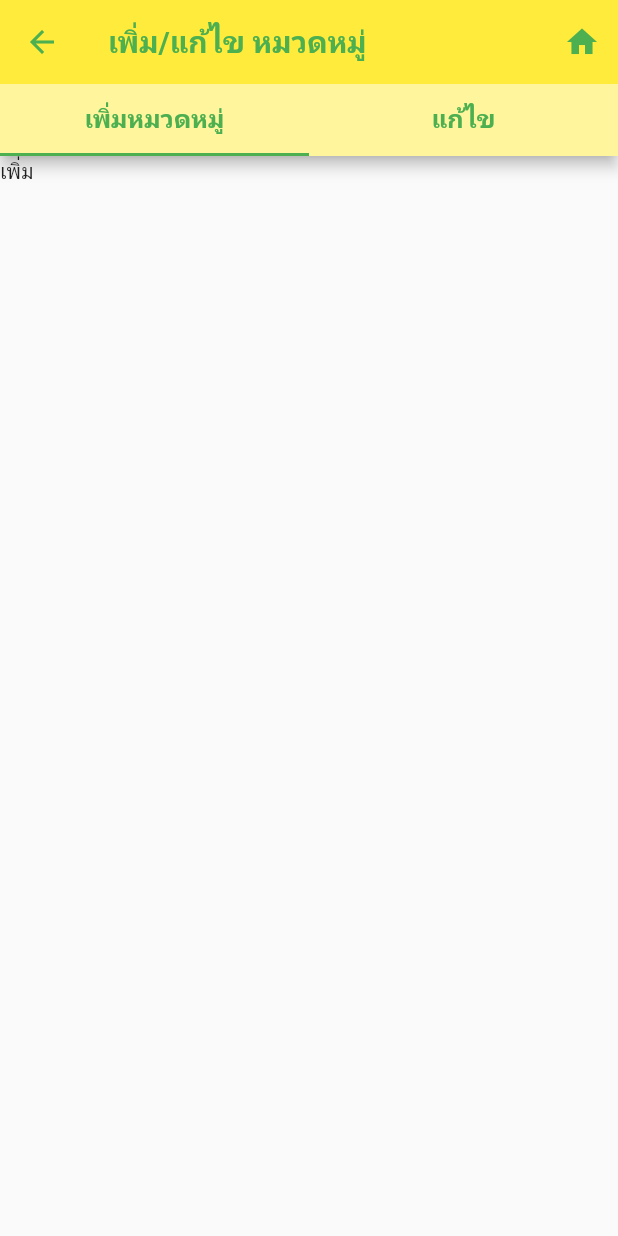
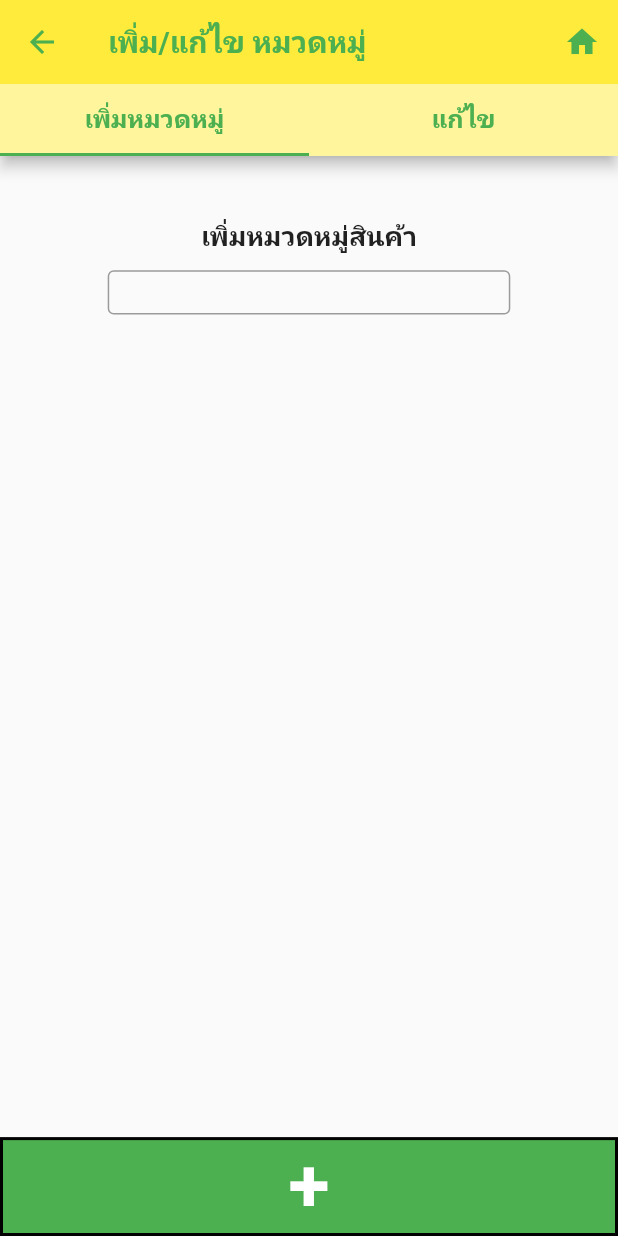
Before and after one commit to payakburapa/MYBUSI, a Flutter app: the EditStock screen opened directly, after a tap on "เพิ่ม/แก้ไข", on a phone screen of 412 x 824 dp. Run offline on Flutter 3.47's test engine with Material 2 defaults, Android fonts, the phone set to English and light mode, and no system bars; our stand-ins replace pie_chart, syncfusion_flutter_charts; missing offline and left inert: flutter_barcode_scanner.

Commit message:
ีupdate button add category

```diff
--- a/lib/stock/add-edit_cate.dart
+++ b/lib/stock/add-edit_cate.dart
@@ -1,9 +1,10 @@
-//หน้าคลังสินค้า
+//หน้าเพิ่มและแก้ไข category
+
+import 'package:flutter/cupertino.dart';
 import 'package:flutter/material.dart';
+import 'package:mybusi/checkout/button.dart';
 import 'package:mybusi/module/main_page.dart';
-import 'package:mybusi/module/listmenu.dart';
-import 'package:mybusi/stock/edit_stock.dart';
-import 'package:mybusi/stock/report_stock.dart';
+import 'package:mybusi/stock/add_button.dart';
 
 class AddEditCate extends StatelessWidget{
   TabBar get _tabBar => TabBar(
@@ -44,26 +45,77 @@ class AddEditCate extends StatelessWidget{
           child: TabBarView(
             children: <Widget>[
               Container(
-                //child: EditStock(),
-                child: Text('เพิ่ม')
+                child: AddCate(),
               ),
               Container(
-                //child: ReportStock(),
-                child: Text('แก้ไข')
+                child: EditCate(),
               ),
             ],
           ),
-        ),
-        bottomNavigationBar: new Theme(
-            data: Theme.of(context).copyWith(),
-            child:Row(
-              children: [
-                //Calendar(),
-                //Button()
-              ],
-            )
         ),
       ),
     );
   }
 }
+
+class AddCate extends StatelessWidget {
+  @override
+  Widget build(BuildContext context) {
+    return Scaffold(
+      body: Center(
+        child: Column(
+          children: [
+            SizedBox(height: MediaQuery.of(context).size.height*0.05),
+            Text("เพิ่มหมวดหมู่สินค้า",style:TextStyle(fontWeight:FontWeight.bold,fontSize: 18)),
+            Container(
+              padding: EdgeInsets.symmetric(vertical: 10.0, horizontal: 10.0),
+              width: MediaQuery.of(context).size.width * 0.7,
+              height: MediaQuery.of(context).size.height * 0.06,
+              child: TextField(
+                //initialValue: '200',
+                decoration: InputDecoration(
+                  // labelText: 'Label text',
+                  // errorText: 'Error message',
+                  border: OutlineInputBorder(),
+                  // suffixIcon: Icon(
+                  //   Icons.error,
+                  // ),
+                ),
+              ),
+            ),
+          ],
+        ),
+      ),
+      bottomNavigationBar: Row(
+        children: <Widget>[
+          Container(
+            constraints: BoxConstraints.expand(
+              width: MediaQuery.of(context).size.width * 1,
+              height: MediaQuery.of(context).size.height * 0.08,
+            ),
+            decoration: BoxDecoration(
+                color: Colors.green,
+                border: Border.all(color: Colors.black,width: 2)
+            ),
+            child: TextButton(
+              style: TextButton.styleFrom(
+                padding: const EdgeInsets.only(left: 0.0,top: 0.0,right: 0.0,bottom: 0.0),
+              ),
+              onPressed: () {  },
+              child: Text("+" , style: TextStyle(fontWeight: FontWeight.bold,color: Colors.white,fontSize: 50))
+            ),
+          )
+        ],
+      ),
+    );
+  }
+}
+
+class EditCate extends StatelessWidget {
+  @override
+  Widget build(BuildContext context) {
+    return Container(
+
+    );
+  }
+}
--- a/lib/stock/edit_stock.dart
+++ b/lib/stock/edit_stock.dart
@@ -1,3 +1,4 @@
+//คลังสินค้า
 import 'dart:async';
 import 'package:flutter/material.dart';
 import 'package:mybusi/stock/add_button.dart';
@@ -620,14 +621,30 @@ class _TabEditStock extends State<EditStock> {
           ],
         ),
       ),
-      bottomNavigationBar: new Theme(
-          data: Theme.of(context).copyWith(),
-          child:Row(
-            children: [
-              AddButton()  //ปุ่ม Add
-            ],
+      // bottomNavigationBar: new Theme(
+      //     data: Theme.of(context).copyWith(),
+      //     child:Row(
+      //       children: [
+      //         AddButton()  //ปุ่ม Add
+      //       ],
+      //     )
+      // ),
+      bottomNavigationBar: Row(
+        children: [
+          Container(
+            alignment: Alignment.center,
+              constraints: BoxConstraints.expand(
+                width: MediaQuery.of(context).size.width * 1,
+                height: MediaQuery.of(context).size.height * 0.08,
+              ),
+              decoration: BoxDecoration(
+                  color: Colors.green,
+                  border: Border.all(color: Colors.black,width: 2)
+              ),
+              child: Text('+',style: TextStyle(fontWeight: FontWeight.bold,color: Colors.white,fontSize: 50)),
           )
-      ),
+        ],
+      )
     );
   }
 }
```
